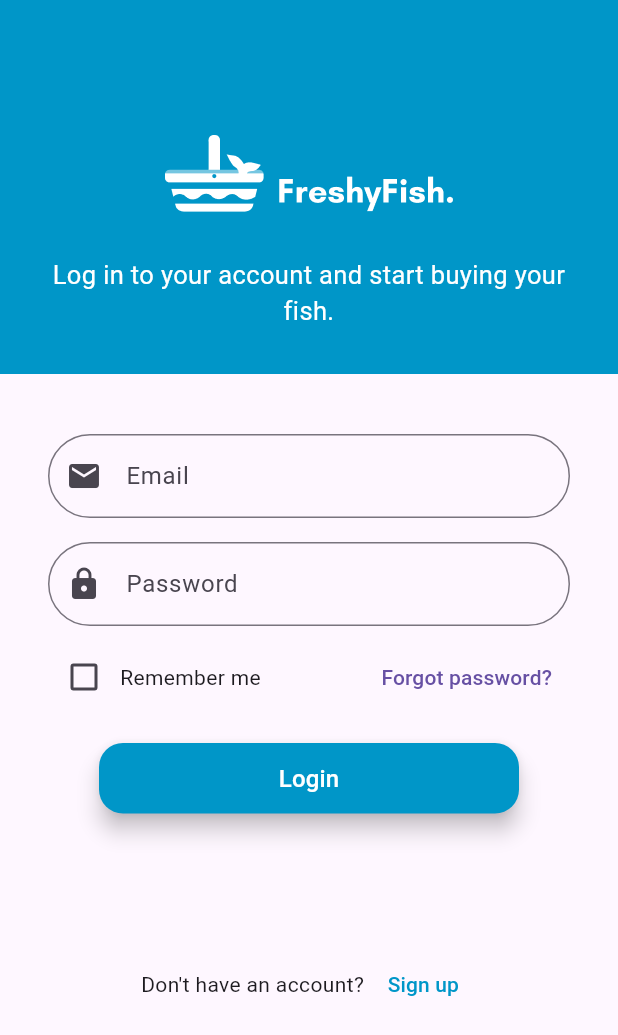
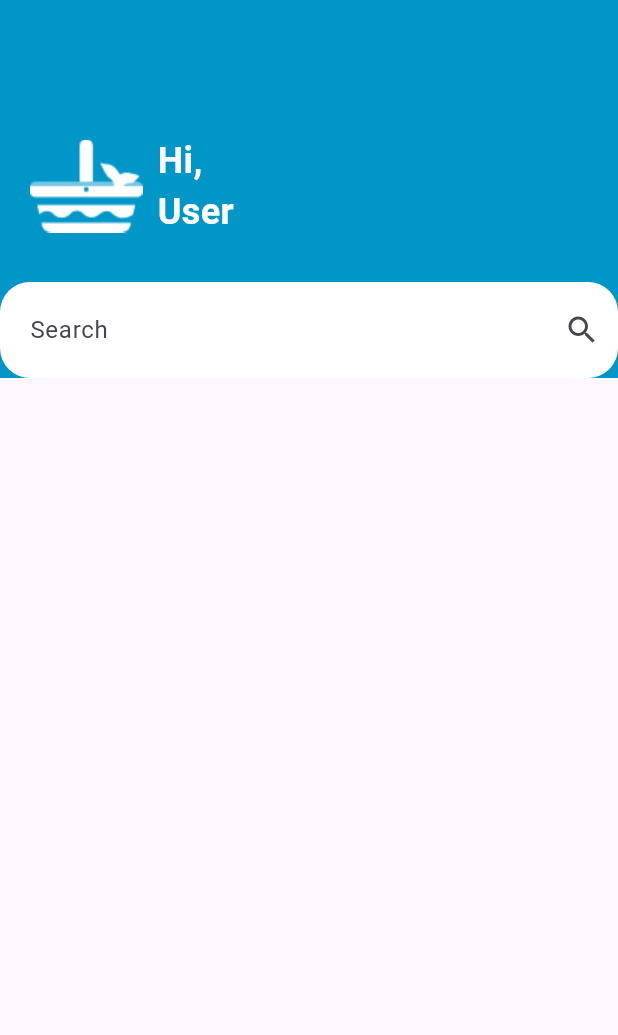
Before and after one commit to AlylaSilvestri/FreshyFishFlutter, a Flutter app: the LogInPage screen opened directly, after a tap on "Login", on a phone screen of 412 x 824 dp. Shown: the top 1035 px of the screen. Run offline on Flutter 3.47's test engine with Material 3 defaults, Android fonts, the phone set to English and light mode, and no system bars.

Commit message:
homepage bagian atas

```diff
--- /dev/null
+++ b/lib/home_page.dart
@@ -0,0 +1,64 @@
+import 'package:flutter/material.dart';
+
+class HomePage extends StatefulWidget {
+  const HomePage({super.key});
+
+  @override
+  State<HomePage> createState() => HomePageState();
+}
+
+class HomePageState extends State<HomePage> {
+  @override
+  Widget build(BuildContext context) {
+    return Scaffold(
+      body: SingleChildScrollView(
+        child: Column(
+            mainAxisAlignment: MainAxisAlignment.start,
+            children: [
+              Container(
+                width: MediaQuery.of(context).size.width,
+                color: Color.fromARGB(255, 0, 150, 200),
+                child: Column(
+                  children: [
+                    SizedBox(height: 90),
+                    Row(
+                      children: [
+                        SizedBox(width: 20 ),
+                        Image.asset('assets/logo_keranjang_doang.png'),
+                        SizedBox(width: 10),
+                        Column(
+                          crossAxisAlignment: CrossAxisAlignment.start,
+                          children: [
+                            Text('Hi,', style: TextStyle(fontSize: 24, fontWeight: FontWeight.bold, color: Colors.white)),
+                            Text('User', style: TextStyle(fontSize: 24, fontWeight: FontWeight.bold, color: Colors.white)),
+                          ],
+                        )
+                      ],
+                    ),
+                    SizedBox(height: 30),
+                    Container(
+                      decoration: BoxDecoration(
+                        color: Colors.white,
+                        borderRadius: BorderRadius.circular(20),
+                      ),
+                      child: TextField(
+                        decoration: InputDecoration(
+                          contentPadding: EdgeInsets.symmetric(horizontal: 20, vertical: 20),
+                          hintText: 'Search',
+                          border: InputBorder.none,
+                          suffixIcon: Icon(Icons.search),
+                        ),
+                      ),
+                    )
+                  ],
+                ),
+              ),
+
+            ],
+          ),
+
+
+      ),
+    );
+  }
+}
--- a/lib/log_in_page.dart
+++ b/lib/log_in_page.dart
@@ -1,4 +1,5 @@
 import 'package:flutter/material.dart';
+import 'package:freshy_fish/home_page.dart';
 import 'package:freshy_fish/sign_up_page.dart';
 
 class LogInPage extends StatefulWidget {
@@ -72,7 +73,9 @@ class _LogInPageState extends State<LogInPage> {
                       height: 47,
                       width: 280,
                       child: FloatingActionButton(
-                        onPressed: (){},
+                        onPressed: (){
+                          Navigator.pushReplacement(context, MaterialPageRoute(builder: (context) => const HomePage()) );
+                        },
                         backgroundColor: Color.fromARGB(255, 0, 150, 200),
                         child: Text('Login', style: TextStyle(fontSize: 16, color: Colors.white)),
                       ),
@@ -80,14 +83,14 @@ class _LogInPageState extends State<LogInPage> {
                   ],
                 ),
               ),
-              SizedBox(height: 90),
+              SizedBox(height: 20),
               Row(
                 mainAxisAlignment: MainAxisAlignment.center,
                 children: [
                   Text("Don't have an account? "),
                   TextButton(
                       onPressed: (){
-                        Navigator.push(context, MaterialPageRoute(builder: (context) => const SignUpPage()) );
+                        Navigator.pushReplacement(context, MaterialPageRoute(builder: (context) => const SignUpPage()) );
                       },
                       child: Text('Sign up', style: TextStyle(color: Color.fromARGB(255, 0, 150, 200))),
                   ),
--- a/lib/sign_up_page.dart
+++ b/lib/sign_up_page.dart
@@ -1,4 +1,6 @@
 import 'package:flutter/material.dart';
+import 'package:freshy_fish/home_page.dart';
+import 'package:freshy_fish/log_in_page.dart';
 
 class SignUpPage extends StatefulWidget {
   const SignUpPage({super.key});
@@ -96,7 +98,9 @@ class SignUpPageState extends State<SignUpPage> {
                         height: 47,
                         width: 280,
                         child: FloatingActionButton(
-                          onPressed: (){},
+                          onPressed: (){
+                            Navigator.pushReplacement(context, MaterialPageRoute(builder: (context) => const LogInPage()) );
+                          },
                           backgroundColor: Color.fromARGB(255, 0, 150, 200),
                           child: Text('Sign Up', style: TextStyle(fontSize: 16, color: Colors.white)),
                         ),
@@ -104,14 +108,14 @@ class SignUpPageState extends State<SignUpPage> {
                     ],
                   ),
                 ),
-                SizedBox(height: 90),
+                SizedBox(height: 10),
                 Row(
                   mainAxisAlignment: MainAxisAlignment.center,
                   children: [
                     Text("Already have an account? "),
                     TextButton(
                       onPressed: (){
-                        Navigator.push(context, MaterialPageRoute(builder: (context) => const SignUpPage()) );
+                        Navigator.pushReplacement(context, MaterialPageRoute(builder: (context) => const LogInPage()) );
                       },
                       child: Text('Log In', style: TextStyle(color: Color.fromARGB(255, 0, 150, 200))),
                     ),
```
Also changed, not shown: assets/Gurame.png (added), assets/Lele.png (added), assets/Nila.png (added), assets/logo_keranjang_doang.png (added).
